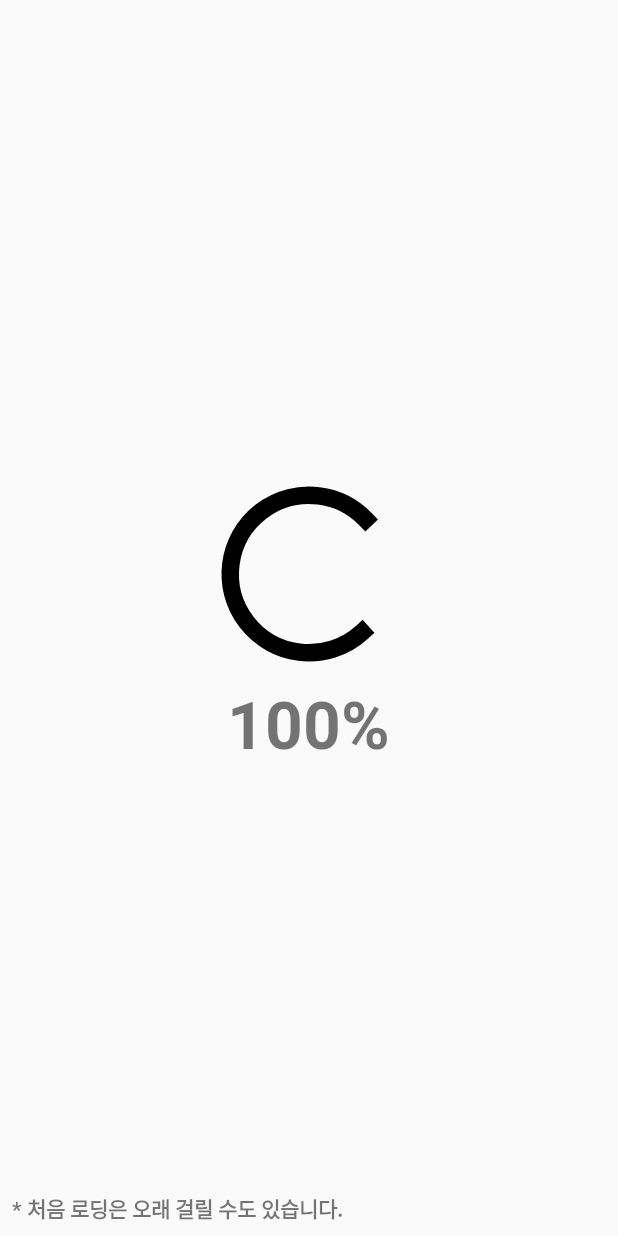
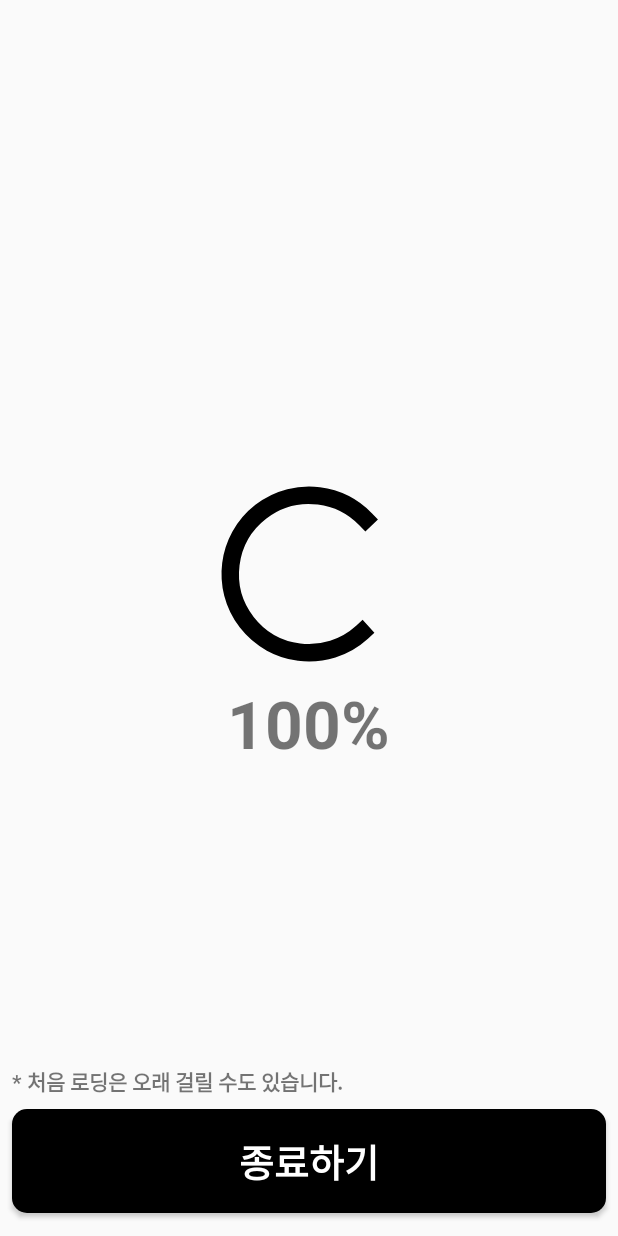
Before and after one commit to sghoregooteitehoo03/NikeDrawAlarm, an Android app: the layout fragment_loading.xml on its own in the app's theme, with its tools: preview values and no code run, on a phone screen of 412 x 824 dp. Run offline under Robolectric (Android 15) with nearby library versions, the phone set to English and light mode, and no system bars.

Commit message:
- 벡터 애니메이션 추가 - loadingFragment에 종료하기 버튼 추가

```diff
--- a/app/src/main/java/com/nikealarm/nikedrawalarm/component/worker/FindDrawWorker.kt
+++ b/app/src/main/java/com/nikealarm/nikedrawalarm/component/worker/FindDrawWorker.kt
@@ -133,7 +133,7 @@ class FindDrawWorker @WorkerInject constructor(
                 .text()
             val specialUrl = "https://www.nike.com" + elementData.select("a").attr("href")
 
-            if (category != "THE DRAW 진행예정" || mDao.existsSpecialData(specialUrl)) { // DRAW가 아니고 이미 데이터가 존재할 시
+            if (category != "THE DRAW 진행예정" || mDao.existsSpecialData(specialUrl)) { // DRAW가 아니거나 이미 데이터가 존재할 시
                 continue
             }
 
--- a/app/src/main/java/com/nikealarm/nikedrawalarm/component/worker/ParsingWorker.kt
+++ b/app/src/main/java/com/nikealarm/nikedrawalarm/component/worker/ParsingWorker.kt
@@ -239,7 +239,7 @@ class ParsingWorker @WorkerInject constructor(
 
     private fun checkCategory(category: String): Boolean {
         return when (category) {
-            "THE DRAW 진행예정", "THE DRAW 응모하기", "COMING SOON" -> {
+            "THE DRAW 진행예정", "COMING SOON" -> {
                 false
             }
             else -> {
@@ -303,7 +303,7 @@ class ParsingWorker @WorkerInject constructor(
                     ordinaryData.shoesUrl!!
                 )
 
-                deleteSpecialData(SpecialDataModel(0, ordinaryData.shoesUrl!!))
+                deleteSpecialData(SpecialDataModel(0, ordinaryData.shoesUrl))
             } else if (ordinaryData.shoesCategory == ShoesDataModel.CATEGORY_DRAW) { // DRAW -> DRAW END
                 val newShoesPrice = "DRAW가 종료 되었습니다."
 
--- a/app/src/main/res/layout/fragment_auto_enter.xml
+++ b/app/src/main/res/layout/fragment_auto_enter.xml
@@ -45,7 +45,6 @@
                 android:layout_width="wrap_content"
                 android:layout_height="wrap_content"
                 android:alpha="0"
-                android:src="@drawable/ic_check"
                 android:visibility="gone"
                 app:layout_constraintEnd_toEndOf="parent"
                 app:layout_constraintStart_toStartOf="parent"
--- a/app/src/main/res/layout/fragment_loading.xml
+++ b/app/src/main/res/layout/fragment_loading.xml
@@ -70,6 +70,23 @@
         android:layout_marginBottom="8dp"
         android:text="* 처음 로딩은 오래 걸릴 수도 있습니다. "
         android:textStyle="bold"
+        app:layout_constraintBottom_toTopOf="@id/loadingFrag_exitButton"
+        app:layout_constraintStart_toStartOf="parent" />
+
+    <Button
+        android:id="@+id/loadingFrag_exitButton"
+        android:layout_width="match_parent"
+        android:layout_height="wrap_content"
+        android:layout_marginStart="8dp"
+        android:layout_marginEnd="8dp"
+        android:layout_marginBottom="15dp"
+        android:background="@drawable/dialog_check_button_shape"
+        android:padding="15dp"
+        android:text="종료하기"
+        android:textColor="#ffffff"
+        android:textSize="25sp"
+        android:textStyle="bold"
         app:layout_constraintBottom_toBottomOf="parent"
+        app:layout_constraintEnd_toEndOf="parent"
         app:layout_constraintStart_toStartOf="parent" />
 </androidx.constraintlayout.widget.ConstraintLayout>
```
Also changed, not shown: app/src/main/java/com/nikealarm/nikedrawalarm/ui/fragment/AutoEnterFragment.kt (+23 -9 lines), app/src/main/java/com/nikealarm/nikedrawalarm/ui/fragment/LoadingFragment.kt (+17 -0 lines), app/src/main/res/drawable/ic_check.xml (+22 -3 lines).
